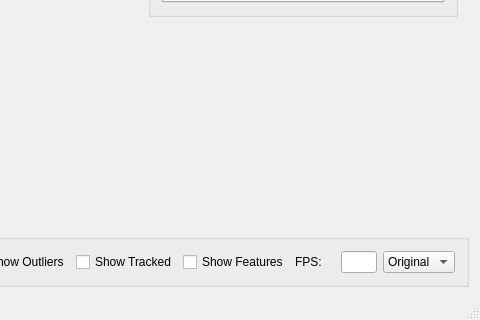
Above: mainwindow.ui from oliw/motion before the change; both pictures show x 587 to 1067 and y 299 to 619 of the 1067 by 619 pixel window. Below: the same form after it.
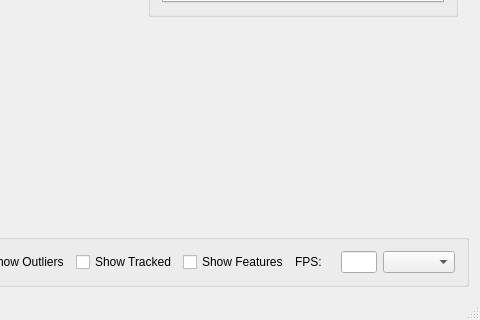
That is the form after the change.

Patch:
```diff
--- a/mainwindow.ui
+++ b/mainwindow.ui
@@ -472,13 +472,7 @@
         </widget>
        </item>
        <item>
-        <widget class="QComboBox" name="comboBox">
-         <item>
-          <property name="text">
-           <string>Original</string>
-          </property>
-         </item>
-        </widget>
+        <widget class="QComboBox" name="videoCombobox"/>
        </item>
       </layout>
      </widget>
```
